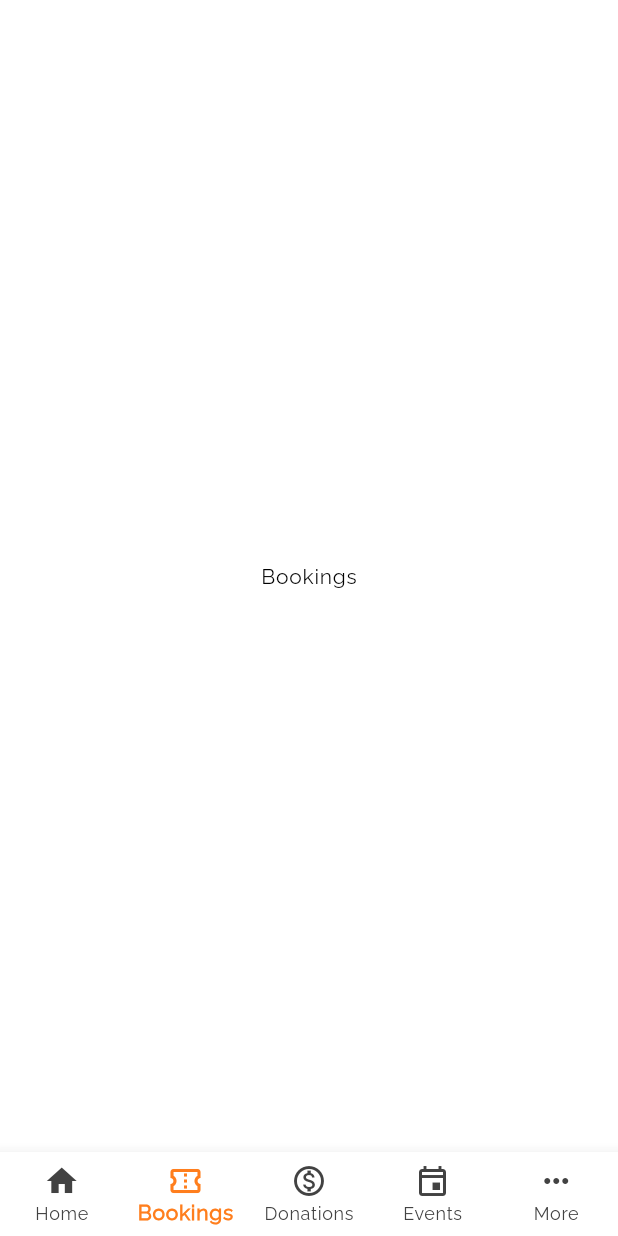
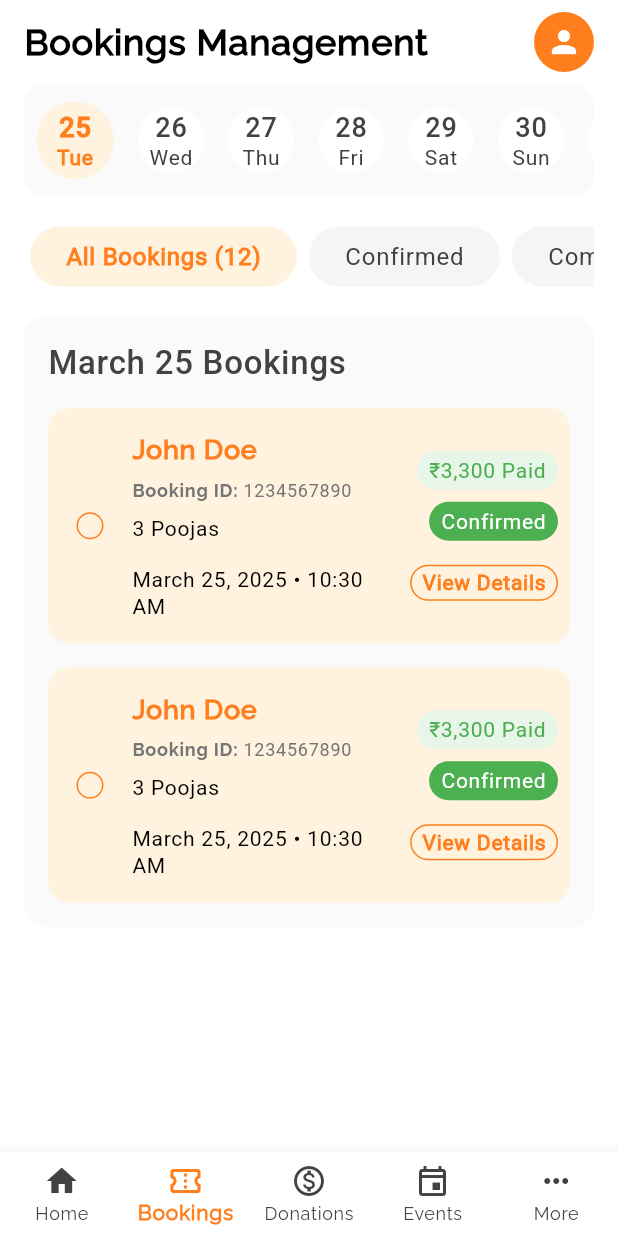
Before and after one commit to vishnucprasad/literate-octo-doodle, a Flutter app: the screen it shows after launch, item 2 of the bottom bar chosen, on a phone screen of 412 x 824 dp. Run offline on Flutter 3.47's test engine with Material 3 defaults, Android fonts, the phone set to English and light mode, and no system bars; our stand-ins replace flutter_dotenv, flutter_hooks, flutter_riverpod, freezed_annotation, go_router and 3 more; generated files the repository leaves out were written again.

```diff
--- a/lib/core/l10n/app_en.arb
+++ b/lib/core/l10n/app_en.arb
@@ -100,5 +100,97 @@
     "notificationsSectionTitle": "Notifications",
     "@notificationsSectionTitle": {
         "description": "The title displayed on the notifications section in dashboard."
+    },
+    "bookingIdLabel": "Booking ID",
+    "@bookingIdLabel": {
+        "description": "The text displayed on the booking id label in dashboard."
+    },
+    "viewAllButtonLabel": "View All",
+    "@viewAllButtonLabel": {
+        "description": "The text displayed on the view all button in dashboard."
+    },
+    "bookingsManagementAppBarTitle": "Bookings Management",
+    "@bookingsManagementAppBarTitle": {
+        "description": "The title displayed on the bookings management app bar."
+    },
+    "bookingsSectionTitle": "{month} {day} Bookings",
+    "@bookingsSectionTitle": {
+        "description": "The title displayed on the bookings section.",
+        "placeholders": {
+            "month": {},
+            "day": {}
+        }
+    },
+    "paymentBadgeLabel": "₹{amount} Paid",
+    "@paymentBadgeLabel": {
+        "description": "The text displayed on the payment badge.",
+        "placeholders": {
+            "amount": {}
+        }
+    },
+    "viewDetailsButtonLabel": "View Details",
+    "@viewDetailsButtonLabel": {
+        "description": "The text displayed on the view details button"
+    },
+    "bookingDateAndTimeLabel": "Booking Date & Time",
+    "@bookingDateAndTimeLabel": {
+        "description": "The text displayed on the booking date and time label"
+    },
+    "poojasCount": "{count} Poojas",
+    "@poojasCount": {
+        "description": "The text displayed on the poojas count label",
+        "placeholders": {
+            "count": {}
+        }
+    },
+    "poojaDetailsSectionTitle": "Pooja Details",
+    "@poojaDetailsSectionTitle": {
+        "description": "The title displayed on the pooja details section."
+    },
+    "amountLabel": "₹ {amount}",
+    "@amountLabel": {
+        "description": "The text displayed on the amount label.",
+        "placeholders": {
+            "amount": {}
+        }
+    },
+    "hideDetailsButtonLabel": "Hide Details",
+    "@hideDetailsButtonLabel": {
+        "description": "The text displayed on the hide details button."
+    },
+    "confirmedBadgeLabel": "Confirmed",
+    "@confirmedBadgeLabel": {
+        "description": "The text displayed on the confirmed badge."
+    },
+    "handedOverBadgeLabel": "Handed Over",
+    "@handedOverBadgeLabel": {
+        "description": "The text displayed on the handed over badge."
+    },
+    "completedBadgeLabel": "Completed",
+    "@completedBadgeLabel": {
+        "description": "The text displayed on the completed badge."
+    },
+    "canceledBadgeLabel": "Cancelled",
+    "@canceledBadgeLabel": {
+        "description": "The text displayed on the canceled badge."
+    },
+    "allBoookingsLabelWithCount": "All Bookings ({count})",
+    "@allBoookingsLabelWithCount": {
+        "description": "The text displayed on the all bookings label with count.",
+        "placeholders": {
+            "count": {}
+        }
+    },
+    "newPoojaBookingNotificationTitle": "New Pooja Booking",
+    "@newPoojaBookingNotificationTitle": {
+        "description": "The title displayed on the new pooja booking notification."
+    },
+    "newPoojaBookingNotificationDescription": "{name} has successfully ordered {count} Poojas from the temple.",
+    "@newPoojaBookingNotificationDescription": {
+        "description": "The description displayed on the new pooja booking notification.",
+        "placeholders": {
+            "name": {},
+            "count": {}
+        }
     }
 }
--- /dev/null
+++ b/lib/presentation/common/widgets/date_selector.dart
@@ -0,0 +1,72 @@
+import 'package:aaraadhya_temple_dashboard/core/extensions/app_theme_extension.dart';
+import 'package:aaraadhya_temple_dashboard/core/gen/fonts.gen.dart';
+import 'package:aaraadhya_temple_dashboard/presentation/controllers/home/date_list/date_list_controller.dart';
+import 'package:flutter/material.dart';
+import 'package:flutter_riverpod/flutter_riverpod.dart';
+import 'package:intl/intl.dart';
+
+class DateSelector extends ConsumerWidget {
+  const DateSelector({super.key});
+
+  @override
+  Widget build(BuildContext context, WidgetRef ref) {
+    final state = ref.watch(dateListControllerProvider);
+    final controller = ref.watch(dateListControllerProvider.notifier);
+
+    return Container(
+      height: 75,
+      decoration: BoxDecoration(
+        color: context.colors.grey[50],
+        borderRadius: BorderRadius.circular(14.0),
+      ),
+      child: SingleChildScrollView(
+        scrollDirection: Axis.horizontal,
+        child: Row(
+          children: List.generate(state.dateList.length, (index) {
+            bool isSelected = state.selectedDateIndex == index;
+            return IconButton(
+              onPressed: () => controller.selectIndex(index),
+              style: IconButton.styleFrom(
+                overlayColor: context.colorScheme.primary,
+              ),
+              icon: CircleAvatar(
+                radius: isSelected ? 26 : 22,
+                backgroundColor:
+                    isSelected ? context.colors.primary[50] : Colors.white,
+                child: Column(
+                  mainAxisAlignment: MainAxisAlignment.center,
+                  children: [
+                    Text(
+                      DateFormat('d').format(state.dateList[index]),
+                      style: context.theme.textTheme.titleMedium?.copyWith(
+                        color:
+                            isSelected
+                                ? context.colorScheme.primary
+                                : context.colors.grey[900],
+                        fontWeight:
+                            isSelected ? FontWeight.bold : FontWeight.normal,
+                        fontFamily: FontFamily.roboto,
+                      ),
+                    ),
+                    Text(
+                      DateFormat('E').format(state.dateList[index]),
+                      style: context.theme.textTheme.bodyMedium?.copyWith(
+                        color:
+                            isSelected
+                                ? context.colorScheme.primary
+                                : context.colors.grey[900],
+                        fontWeight:
+                            isSelected ? FontWeight.bold : FontWeight.normal,
+                        fontFamily: FontFamily.roboto,
+                      ),
+                    ),
+                  ],
+                ),
+              ),
+            );
+          }),
+        ),
+      ),
+    );
+  }
+}
--- a/lib/presentation/screens/home/bookings/bookings_screen.dart
+++ b/lib/presentation/screens/home/bookings/bookings_screen.dart
@@ -1,3 +1,9 @@
+import 'package:aaraadhya_temple_dashboard/core/extensions/app_localizations_extension.dart';
+import 'package:aaraadhya_temple_dashboard/presentation/common/widgets/app_spacing.dart';
+import 'package:aaraadhya_temple_dashboard/presentation/common/widgets/date_selector.dart';
+import 'package:aaraadhya_temple_dashboard/presentation/common/widgets/home_app_bar.dart';
+import 'package:aaraadhya_temple_dashboard/presentation/screens/home/bookings/widgets/bookings_filters.dart';
+import 'package:aaraadhya_temple_dashboard/presentation/screens/home/bookings/widgets/listof_bookings.dart';
 import 'package:flutter/material.dart';
 
 class BookingsScreen extends StatelessWidget {
@@ -5,6 +11,22 @@ class BookingsScreen extends StatelessWidget {
 
   @override
   Widget build(BuildContext context) {
-    return Center(child: Text('Bookings'));
+    return Column(
+      children: [
+        HomeAppBar(title: context.l10n.bookingsManagementAppBarTitle),
+        Expanded(
+          child: ListView(
+            padding: const EdgeInsets.symmetric(horizontal: 16.0),
+            children: [
+              DateSelector(),
+              AppSpacing.verticalMedium,
+              BookingsFilters(),
+              AppSpacing.verticalMedium,
+              ListofBookings(),
+            ],
+          ),
+        ),
+      ],
+    );
   }
 }
--- /dev/null
+++ b/lib/presentation/screens/home/bookings/widgets/booking_details_card.dart
@@ -0,0 +1,177 @@
+import 'package:aaraadhya_temple_dashboard/core/extensions/app_localizations_extension.dart';
+import 'package:aaraadhya_temple_dashboard/core/extensions/app_theme_extension.dart';
+import 'package:aaraadhya_temple_dashboard/core/gen/fonts.gen.dart';
+import 'package:aaraadhya_temple_dashboard/presentation/common/widgets/app_spacing.dart';
+import 'package:aaraadhya_temple_dashboard/presentation/controllers/home/booking_details/booking_details_controller.dart';
+import 'package:aaraadhya_temple_dashboard/presentation/screens/home/bookings/widgets/pooja_details_container.dart';
+import 'package:flutter/material.dart';
+import 'package:flutter_riverpod/flutter_riverpod.dart';
+import 'package:intl/intl.dart';
+
+class BookingDetailsCard extends ConsumerWidget {
+  const BookingDetailsCard({super.key, required this.index});
+
+  final int index;
+
+  @override
+  Widget build(BuildContext context, WidgetRef ref) {
+    final expandedBookingIndex = ref.watch(bookingDetailsControllerProvider);
+    final controller = ref.read(bookingDetailsControllerProvider.notifier);
+
+    return Container(
+      padding: EdgeInsets.symmetric(vertical: 16.0, horizontal: 8.0),
+      decoration: BoxDecoration(
+        color: context.colors.primary[50],
+        borderRadius: BorderRadius.circular(14.0),
+      ),
+      child: Column(
+        crossAxisAlignment: CrossAxisAlignment.start,
+        children: [
+          Row(
+            mainAxisAlignment: MainAxisAlignment.spaceBetween,
+            children: [
+              Expanded(
+                child: Row(
+                  children: [
+                    Checkbox(
+                      value: false,
+                      visualDensity: VisualDensity.compact,
+                      onChanged: (value) {},
+                      side: BorderSide(color: context.colorScheme.primary),
+                      shape: RoundedRectangleBorder(
+                        borderRadius: BorderRadius.circular(16.0),
+                      ),
+                    ),
+                    AppSpacing.horizontalSmall,
+                    Flexible(
+                      child: Column(
+                        crossAxisAlignment: CrossAxisAlignment.start,
+                        children: [
+                          Text(
+                            'John Doe',
+                            style: context.theme.textTheme.titleMedium
+                                ?.copyWith(
+                                  color: context.colorScheme.primary,
+                                  fontWeight: FontWeight.bold,
+                                ),
+                          ),
+                          AppSpacing.verticalSmall,
+                          RichText(
+                            text: TextSpan(
+                              children: [
+                                TextSpan(
+                                  text: '${context.l10n.bookingIdLabel}: ',
+                                  style: context.theme.textTheme.bodySmall
+                                      ?.copyWith(
+                                        fontWeight: FontWeight.bold,
+                                        fontVariations: [
+                                          FontVariation('wght', 700),
+                                          FontVariation('wdth', 100),
+                                        ],
+                                      ),
+                                ),
+                                TextSpan(
+                                  text: '1234567890',
+                                  style: context.theme.textTheme.bodySmall
+                                      ?.copyWith(fontFamily: FontFamily.roboto),
+                                ),
+                              ],
+                            ),
+                          ),
+                          AppSpacing.verticalSmall,
+                          Text(
+                            context.l10n.poojasCount(3),
+                            style: context.theme.textTheme.bodyMedium?.copyWith(
+                              fontFamily: FontFamily.roboto,
+                            ),
+                          ),
+                          AppSpacing.verticalMedium,
+                          Text(
+                            DateFormat(
+                              "MMMM d, y • h:mm a",
+                            ).format(DateTime.now()),
+                            style: context.theme.textTheme.bodyMedium?.copyWith(
+                              fontFamily: FontFamily.roboto,
+                            ),
+                          ),
+                        ],
+                      ),
+                    ),
+                  ],
+                ),
+              ),
+              AppSpacing.horizontalSmall,
+              Column(
+                crossAxisAlignment: CrossAxisAlignment.end,
+                children: [
+                  Container(
+                    decoration: BoxDecoration(
+                      color: context.colors.success[50],
+                      borderRadius: BorderRadius.circular(14.0),
+                    ),
+                    padding: EdgeInsets.symmetric(
+                      horizontal: 8.0,
+                      vertical: 4.0,
+                    ),
+                    child: Text(
+                      context.l10n.paymentBadgeLabel("3,300"),
+                      style: context.theme.textTheme.bodyMedium?.copyWith(
+                        color: context.colors.success,
+                        fontFamily: FontFamily.roboto,
+                      ),
+                    ),
+                  ),
+                  AppSpacing.verticalSmall,
+                  Container(
+                    decoration: BoxDecoration(
+                      color: context.colors.success,
+                      borderRadius: BorderRadius.circular(14.0),
+                    ),
+                    padding: EdgeInsets.symmetric(
+                      horizontal: 8.0,
+                      vertical: 4.0,
+                    ),
+                    child: Text(
+                      context.l10n.confirmedBadgeLabel,
+                      style: context.theme.textTheme.bodyMedium?.copyWith(
+                        color: context.colors.white,
+                        fontFamily: FontFamily.roboto,
+                      ),
+                    ),
+                  ),
+                  AppSpacing.verticalMedium,
+                  if (expandedBookingIndex != index)
+                    SizedBox(
+                      height: 24,
+                      child: FilledButton(
+                        onPressed: () => controller.setIndex(index),
+                        style: FilledButton.styleFrom(
+                          textStyle: context.theme.textTheme.bodyMedium
+                              ?.copyWith(
+                                fontWeight: FontWeight.bold,
+                                fontFamily: FontFamily.roboto,
+                              ),
+                          padding: EdgeInsets.symmetric(horizontal: 8.0),
+                          backgroundColor: context.colors.primary[50],
+                          foregroundColor: context.colorScheme.primary,
+                          side: BorderSide(
+                            width: 1,
+                            color: context.colorScheme.primary,
+                          ),
+                          shape: RoundedRectangleBorder(
+                            borderRadius: BorderRadius.circular(14.0),
+                          ),
+                        ),
+                        child: Text(context.l10n.viewDetailsButtonLabel),
+                      ),
+                    ),
+                ],
+              ),
+            ],
+          ),
+          if (expandedBookingIndex == index) PoojaDetailsContainer(),
+        ],
+      ),
+    );
+  }
+}
--- /dev/null
+++ b/lib/presentation/screens/home/bookings/widgets/bookings_filters.dart
@@ -0,0 +1,60 @@
+import 'package:aaraadhya_temple_dashboard/core/extensions/app_localizations_extension.dart';
+import 'package:aaraadhya_temple_dashboard/core/extensions/app_theme_extension.dart';
+import 'package:aaraadhya_temple_dashboard/core/gen/fonts.gen.dart';
+import 'package:aaraadhya_temple_dashboard/presentation/controllers/home/bookings_filter/bookings_filter_controller.dart';
+import 'package:flutter/material.dart';
+import 'package:flutter_riverpod/flutter_riverpod.dart';
+
+class BookingsFilters extends ConsumerWidget {
+  const BookingsFilters({super.key});
+
+  @override
+  Widget build(BuildContext context, WidgetRef ref) {
+    final selectedIndex = ref.watch(bookingsFilterControllerProvider);
+    final controller = ref.read(bookingsFilterControllerProvider.notifier);
+
+    final List<String> filters = [
+      context.l10n.allBoookingsLabelWithCount(12),
+      context.l10n.confirmedBadgeLabel,
+      context.l10n.completedBadgeLabel,
+      context.l10n.handedOverBadgeLabel,
+      context.l10n.canceledBadgeLabel,
+    ];
+
+    return SingleChildScrollView(
+      scrollDirection: Axis.horizontal,
+      child: Row(
+        children: List.generate(5, (index) {
+          final isSelected = selectedIndex == index;
+
+          return Padding(
+            padding: const EdgeInsets.symmetric(horizontal: 4.0),
+            child: FilledButton(
+              onPressed: () => controller.selectIndex(index),
+              style: FilledButton.styleFrom(
+                backgroundColor:
+                    isSelected
+                        ? context.colors.primary[50]
+                        : context.colors.grey[100],
+                foregroundColor:
+                    isSelected
+                        ? context.colors.primary
+                        : context.colors.grey[900],
+                textStyle:
+                    isSelected
+                        ? context.theme.textTheme.bodyLarge?.copyWith(
+                          fontWeight: FontWeight.bold,
+                          fontFamily: FontFamily.roboto,
+                        )
+                        : context.theme.textTheme.bodyLarge?.copyWith(
+                          fontFamily: FontFamily.roboto,
+                        ),
+              ),
+              child: Text(filters[index]),
+            ),
+          );
+        }),
+      ),
+    );
+  }
+}
--- /dev/null
+++ b/lib/presentation/screens/home/bookings/widgets/listof_bookings.dart
@@ -0,0 +1,53 @@
+import 'package:aaraadhya_temple_dashboard/core/extensions/app_localizations_extension.dart';
+import 'package:aaraadhya_temple_dashboard/core/extensions/app_theme_extension.dart';
+import 'package:aaraadhya_temple_dashboard/core/gen/fonts.gen.dart';
+import 'package:aaraadhya_temple_dashboard/presentation/common/widgets/app_spacing.dart';
+import 'package:aaraadhya_temple_dashboard/presentation/controllers/home/date_list/date_list_controller.dart';
+import 'package:aaraadhya_temple_dashboard/presentation/screens/home/bookings/widgets/booking_details_card.dart';
+import 'package:flutter/material.dart';
+import 'package:flutter_riverpod/flutter_riverpod.dart';
+import 'package:intl/intl.dart';
+
+class ListofBookings extends ConsumerWidget {
+  const ListofBookings({super.key});
+
+  @override
+  Widget build(BuildContext context, WidgetRef ref) {
+    final selectedDate = ref.watch(
+      dateListControllerProvider.select((state) => state.selectedDate),
+    );
+
+    return Container(
+      decoration: BoxDecoration(
+        color: context.colors.grey[50],
+        borderRadius: BorderRadius.circular(14.0),
+      ),
+      padding: EdgeInsets.all(16.0),
+      child: Column(
+        crossAxisAlignment: CrossAxisAlignment.start,
+        children: [
+          Text(
+            context.l10n.bookingsSectionTitle(
+              DateFormat('MMMM').format(selectedDate),
+              DateFormat('d').format(selectedDate),
+            ),
+            style: context.theme.textTheme.titleLarge?.copyWith(
+              color: context.colors.grey[900],
+              fontFamily: FontFamily.roboto,
+            ),
+          ),
+          AppSpacing.verticalMedium,
+          ListView.separated(
+            shrinkWrap: true,
+            physics: NeverScrollableScrollPhysics(),
+            itemCount: 2,
+            itemBuilder: (context, index) {
+              return BookingDetailsCard(index: index);
+            },
+            separatorBuilder: (context, index) => AppSpacing.verticalMedium,
+          ),
+        ],
+      ),
+    );
+  }
+}
--- a/lib/presentation/screens/home/dashboard/widgets/dashboard_bookings_preview.dart
+++ b/lib/presentation/screens/home/dashboard/widgets/dashboard_bookings_preview.dart
@@ -33,7 +33,7 @@ class DashboardBookingsPreview extends StatelessWidget {
                     backgroundColor: context.colors.primary[50],
                     foregroundColor: context.colorScheme.primary,
                   ),
-                  child: Text('View All'),
+                  child: Text(context.l10n.viewAllButtonLabel),
                 ),
               ),
             ],
@@ -61,7 +61,7 @@ class DashboardBookingsPreview extends StatelessWidget {
                     text: TextSpan(
                       children: [
                         TextSpan(
-                          text: 'Booking ID: ',
+                          text: '${context.l10n.bookingIdLabel}: ',
                           style: context.theme.textTheme.bodySmall?.copyWith(
                             fontWeight: FontWeight.bold,
                             fontVariations: [
@@ -80,7 +80,7 @@ class DashboardBookingsPreview extends StatelessWidget {
                     ),
                   ),
                   trailing: Text(
-                    '${index + 1} Poojas',
+                    context.l10n.poojasCount(index + 1),
                     style: context.theme.textTheme.bodyLarge?.copyWith(
                       color: context.colorScheme.primary,
                       fontFamily: FontFamily.roboto,
--- a/lib/presentation/screens/home/dashboard/widgets/dashboard_overview_grid.dart
+++ b/lib/presentation/screens/home/dashboard/widgets/dashboard_overview_grid.dart
@@ -19,7 +19,7 @@ class DashboardOverviewGrid extends StatelessWidget {
       children: [
         DashboardCard(
           title: context.l10n.todaysDonationsCardTitle,
-          value: '₹ 24,500',
+          value: context.l10n.amountLabel("24,500"),
         ),
         DashboardCard(
           title: context.l10n.todaysPoojaBookingsCardTitle,
--- a/pubspec.yaml
+++ b/pubspec.yaml
@@ -17,6 +17,7 @@ dependencies:
   freezed_annotation: ^2.2.0
   go_router: ^14.8.1
   hooks_riverpod: ^2.6.1
+  intl: ^0.19.0
   riverpod_annotation: ^2.6.1
 
 dev_dependencies:
```
Also changed, not shown: lib/presentation/controllers/home/booking_details/booking_details_controller.dart (added, +15 -0 lines), lib/presentation/controllers/home/bookings_filter/bookings_filter_controller.dart (added, +13 -0 lines), lib/presentation/controllers/home/date_list/date_list_controller.dart (added, +19 -0 lines), lib/presentation/controllers/home/date_list/date_list_state.dart (added, +20 -0 lines), lib/presentation/screens/home/bookings/widgets/individual_pooja_list_tile.dart (added, +71 -0 lines), lib/presentation/screens/home/bookings/widgets/pooja_details_container.dart (added, +74 -0 lines), lib/presentation/screens/home/dashboard/widgets/dashboard_notifications.dart (+6 -3 lines), pubspec.lock.
